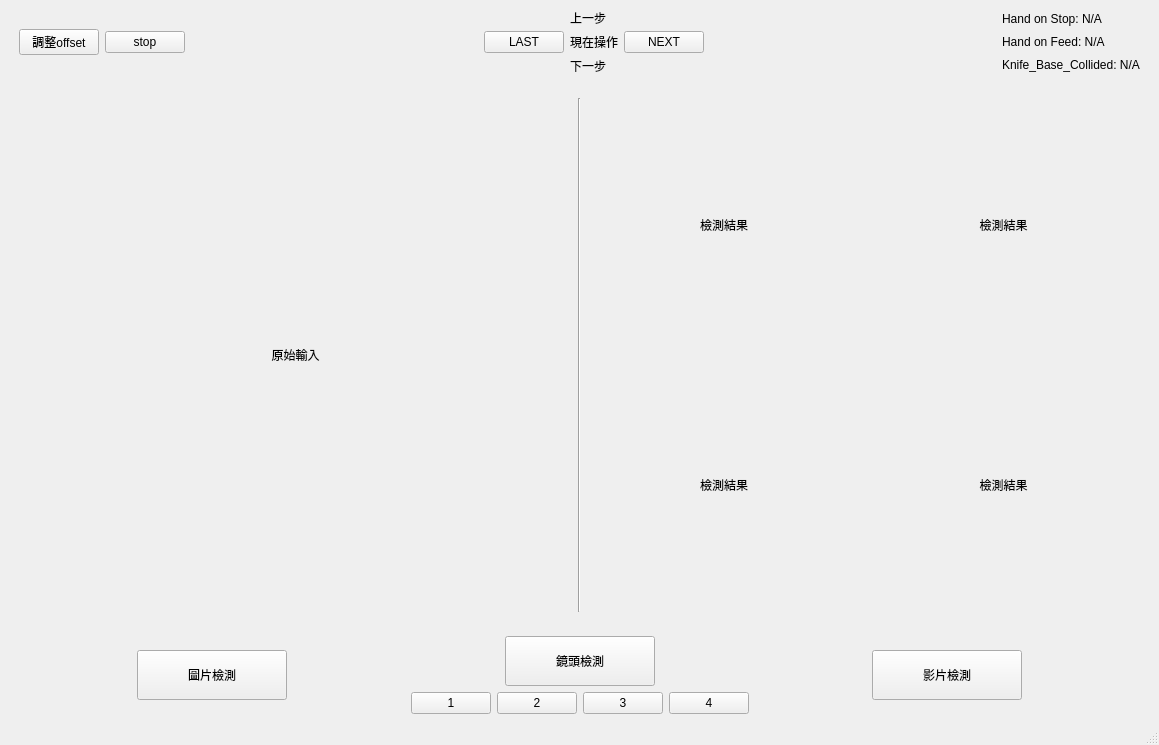
Old version of the form pmc_5axis_yolo/ui/main_window.ui in the repository wade00754/pmc-5axis-yolo.
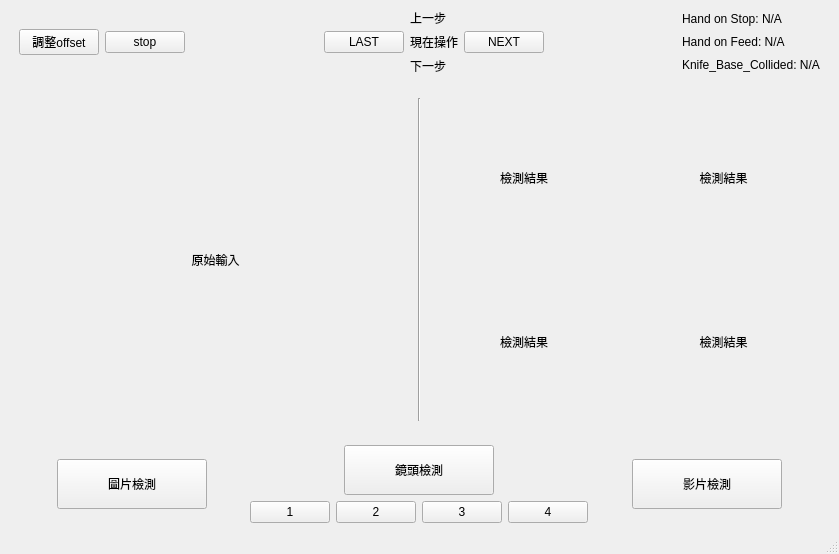
New version of the form.

Commit message:
warning alert (#27)
將輸出計算改為以width為主

```diff
--- a/pmc_5axis_yolo/ui/main_window.ui
+++ b/pmc_5axis_yolo/ui/main_window.ui
@@ -6,8 +6,8 @@
    <rect>
     <x>0</x>
     <y>0</y>
-    <width>1159</width>
-    <height>745</height>
+    <width>839</width>
+    <height>554</height>
    </rect>
   </property>
   <property name="windowTitle">
```
The commit also changes 1 other file.
